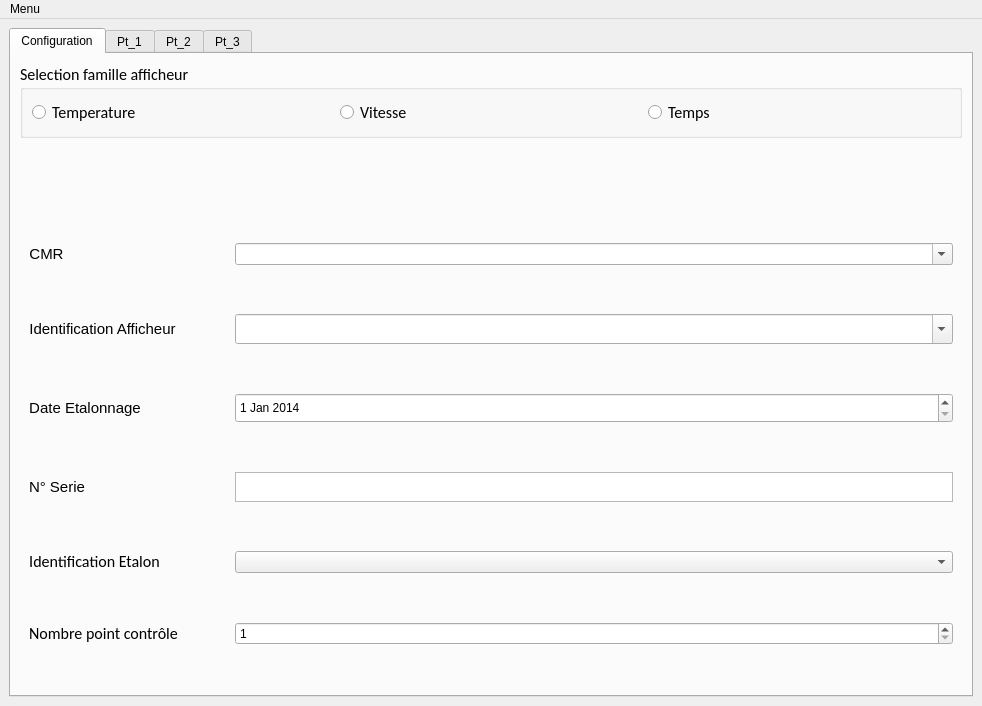
Before: the Qt Designer form GUI/afficheurs.ui in Pepou/Afficheur-V0.1, drawn with Qt 5.
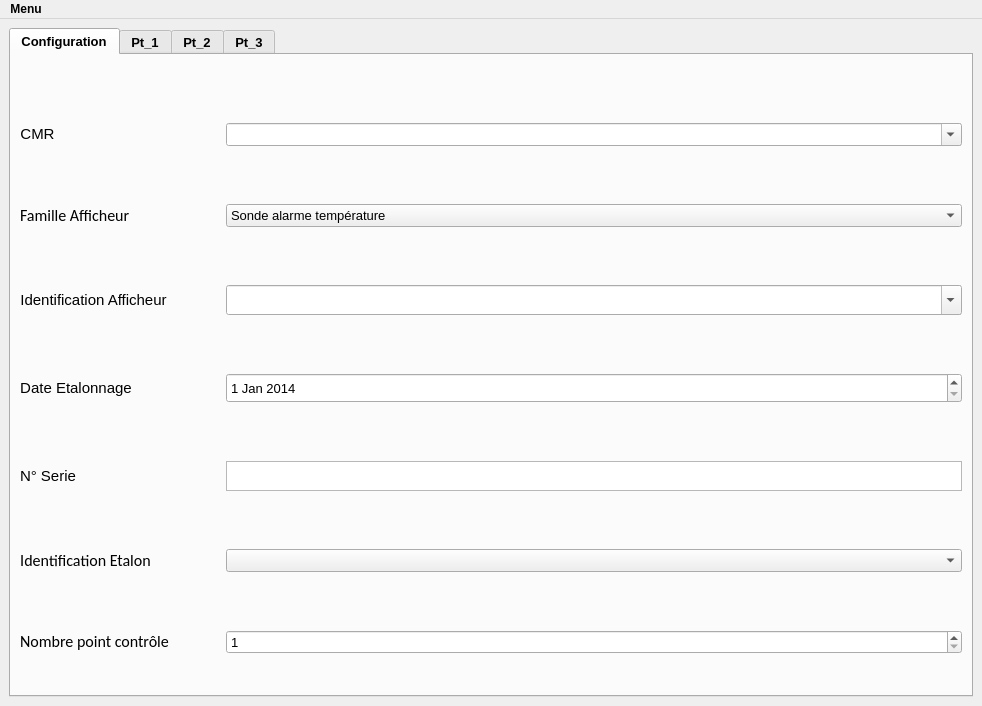
After: the same form once the commit is applied.

```diff
--- a/GUI/afficheurs.ui
+++ b/GUI/afficheurs.ui
@@ -17,34 +17,126 @@
    <layout class="QGridLayout" name="gridLayout">
     <item row="0" column="0">
      <widget class="QTabWidget" name="tabWidget">
+      <property name="font">
+       <font>
+        <pointsize>10</pointsize>
+        <weight>75</weight>
+        <bold>true</bold>
+       </font>
+      </property>
       <property name="currentIndex">
        <number>0</number>
       </property>
       <widget class="QWidget" name="tab">
+       <property name="font">
+        <font>
+         <pointsize>10</pointsize>
+         <weight>50</weight>
+         <bold>false</bold>
+        </font>
+       </property>
        <attribute name="title">
         <string>Configuration</string>
        </attribute>
-       <layout class="QGridLayout" name="gridLayout_3">
-        <item row="2" column="0">
+       <layout class="QVBoxLayout" name="verticalLayout_7">
+        <item>
          <layout class="QFormLayout" name="formLayout">
-          <property name="fieldGrowthPolicy">
-           <enum>QFormLayout::AllNonFixedFieldsGrow</enum>
+          <property name="labelAlignment">
+           <set>Qt::AlignLeading|Qt::AlignLeft|Qt::AlignVCenter</set>
           </property>
-          <property name="horizontalSpacing">
-           <number>6</number>
+          <property name="formAlignment">
+           <set>Qt::AlignLeading|Qt::AlignLeft|Qt::AlignTop</set>
           </property>
           <property name="verticalSpacing">
-           <number>10</number>
+           <number>29</number>
           </property>
-          <property name="leftMargin">
-           <number>9</number>
+          <property name="topMargin">
+           <number>30</number>
           </property>
-          <property name="rightMargin">
-           <number>9</number>
-          </property>
-          <property name="bottomMargin">
-           <number>0</number>
-          </property>
+          <item row="0" column="0">
+           <widget class="QLabel" name="label_16">
+            <property name="sizePolicy">
+             <sizepolicy hsizetype="Expanding" vsizetype="Expanding">
+              <horstretch>0</horstretch>
+              <verstretch>0</verstretch>
+             </sizepolicy>
+            </property>
+            <property name="maximumSize">
+             <size>
+              <width>16777215</width>
+              <height>30</height>
+             </size>
+            </property>
+            <property name="text">
+             <string>&lt;html&gt;&lt;head/&gt;&lt;body&gt;&lt;p align=&quot;center&quot;&gt;&lt;span style=&quot; font-size:11pt;&quot;&gt;CMR&lt;/span&gt;&lt;/p&gt;&lt;/body&gt;&lt;/html&gt;</string>
+            </property>
+           </widget>
+          </item>
+          <item row="0" column="1">
+           <widget class="QComboBox" name="comboBox_cmr">
+            <property name="editable">
+             <bool>true</bool>
+            </property>
+           </widget>
+          </item>
+          <item row="1" column="0">
+           <widget class="QLabel" name="label_31">
+            <property name="sizePolicy">
+             <sizepolicy hsizetype="Expanding" vsizetype="Expanding">
+              <horstretch>0</horstretch>
+              <verstretch>0</verstretch>
+             </sizepolicy>
+            </property>
+            <property name="maximumSize">
+             <size>
+              <width>16777215</width>
+              <height>30</height>
+             </size>
+            </property>
+            <property name="font">
+             <font>
+              <family>Calibri</family>
+              <pointsize>12</pointsize>
+             </font>
+            </property>
+            <property name="text">
+             <string>&lt;html&gt;&lt;head/&gt;&lt;body&gt;&lt;p&gt;Famille Afficheur&lt;/p&gt;&lt;/body&gt;&lt;/html&gt;</string>
+            </property>
+           </widget>
+          </item>
+          <item row="1" column="1">
+           <widget class="QComboBox" name="comboBox_famille_afficheur">
+            <property name="enabled">
+             <bool>true</bool>
+            </property>
+            <property name="mouseTracking">
+             <bool>true</bool>
+            </property>
+            <property name="editable">
+             <bool>false</bool>
+            </property>
+            <item>
+             <property name="text">
+              <string>Sonde alarme température</string>
+             </property>
+            </item>
+            <item>
+             <property name="text">
+              <string>Afficheur de température</string>
+             </property>
+            </item>
+            <item>
+             <property name="text">
+              <string>Afficheur de temps</string>
+             </property>
+            </item>
+            <item>
+             <property name="text">
+              <string>Afficheur de vitesse</string>
+             </property>
+            </item>
+           </widget>
+          </item>
           <item row="2" column="0">
            <widget class="QLabel" name="label_11">
             <property name="maximumSize">
@@ -163,7 +255,7 @@
             </property>
            </widget>
           </item>
-          <item row="6" column="0">
+          <item row="5" column="0">
            <widget class="QLabel" name="label_17">
             <property name="sizePolicy">
              <sizepolicy hsizetype="Expanding" vsizetype="Expanding">
@@ -188,10 +280,10 @@
             </property>
            </widget>
           </item>
-          <item row="6" column="1">
+          <item row="5" column="1">
            <widget class="QComboBox" name="comboBox_ident_etalon"/>
           </item>
-          <item row="7" column="0">
+          <item row="6" column="0">
            <widget class="QLabel" name="label_30">
             <property name="sizePolicy">
              <sizepolicy hsizetype="Expanding" vsizetype="Expanding">
@@ -216,7 +308,7 @@
             </property>
            </widget>
           </item>
-          <item row="7" column="1">
+          <item row="6" column="1">
            <widget class="QSpinBox" name="spinBox">
             <property name="minimum">
              <number>1</number>
@@ -226,111 +318,17 @@
             </property>
            </widget>
           </item>
-          <item row="0" column="1">
-           <widget class="QComboBox" name="comboBox_cmr">
-            <property name="editable">
-             <bool>true</bool>
-            </property>
-           </widget>
-          </item>
-          <item row="0" column="0">
-           <widget class="QLabel" name="label_16">
-            <property name="sizePolicy">
-             <sizepolicy hsizetype="Expanding" vsizetype="Expanding">
-              <horstretch>0</horstretch>
-              <verstretch>0</verstretch>
-             </sizepolicy>
-            </property>
-            <property name="maximumSize">
-             <size>
-              <width>16777215</width>
-              <height>30</height>
-             </size>
-            </property>
-            <property name="text">
-             <string>&lt;html&gt;&lt;head/&gt;&lt;body&gt;&lt;p align=&quot;center&quot;&gt;&lt;span style=&quot; font-size:11pt;&quot;&gt;CMR&lt;/span&gt;&lt;/p&gt;&lt;/body&gt;&lt;/html&gt;</string>
-            </property>
-           </widget>
-          </item>
          </layout>
         </item>
-        <item row="1" column="0">
-         <spacer name="verticalSpacer">
-          <property name="orientation">
-           <enum>Qt::Vertical</enum>
-          </property>
-          <property name="sizeType">
-           <enum>QSizePolicy::Preferred</enum>
-          </property>
-          <property name="sizeHint" stdset="0">
-           <size>
-            <width>20</width>
-            <height>60</height>
-           </size>
-          </property>
-         </spacer>
-        </item>
-        <item row="0" column="0">
-         <widget class="QGroupBox" name="groupBox">
-          <property name="font">
-           <font>
-            <family>Calibri</family>
-            <pointsize>12</pointsize>
-           </font>
-          </property>
-          <property name="title">
-           <string>Selection famille afficheur</string>
-          </property>
-          <layout class="QGridLayout" name="gridLayout_2">
-           <item row="0" column="0">
-            <layout class="QHBoxLayout" name="horizontalLayout">
-             <item>
-              <widget class="QRadioButton" name="radioButton_temperature">
-               <property name="font">
-                <font>
-                 <family>Calibri</family>
-                 <pointsize>12</pointsize>
-                </font>
-               </property>
-               <property name="text">
-                <string>Temperature</string>
-               </property>
-              </widget>
-             </item>
-             <item>
-              <widget class="QRadioButton" name="radioButton_vitesse">
-               <property name="font">
-                <font>
-                 <family>Calibri</family>
-                 <pointsize>12</pointsize>
-                </font>
-               </property>
-               <property name="text">
-                <string>Vitesse</string>
-               </property>
-              </widget>
-             </item>
-             <item>
-              <widget class="QRadioButton" name="radioButton_temps">
-               <property name="font">
-                <font>
-                 <family>Calibri</family>
-                 <pointsize>12</pointsize>
-                </font>
-               </property>
-               <property name="text">
-                <string>Temps</string>
-               </property>
-              </widget>
-             </item>
-            </layout>
-           </item>
-          </layout>
-         </widget>
-        </item>
        </layout>
       </widget>
       <widget class="QWidget" name="tab_2">
+       <property name="font">
+        <font>
+         <weight>50</weight>
+         <bold>false</bold>
+        </font>
+       </property>
        <attribute name="title">
         <string>Pt_1</string>
        </attribute>
@@ -540,6 +538,12 @@
        </layout>
       </widget>
       <widget class="QWidget" name="tab_3">
+       <property name="font">
+        <font>
+         <weight>50</weight>
+         <bold>false</bold>
+        </font>
+       </property>
        <attribute name="title">
         <string>Pt_2</string>
        </attribute>
@@ -749,6 +753,12 @@
        </layout>
       </widget>
       <widget class="QWidget" name="tab_4">
+       <property name="font">
+        <font>
+         <weight>50</weight>
+         <bold>false</bold>
+        </font>
+       </property>
        <attribute name="title">
         <string>Pt_3</string>
        </attribute>
@@ -970,7 +980,19 @@
      <height>21</height>
     </rect>
    </property>
+   <property name="font">
+    <font>
+     <weight>75</weight>
+     <bold>true</bold>
+    </font>
+   </property>
    <widget class="QMenu" name="menuMenu">
+    <property name="font">
+     <font>
+      <weight>75</weight>
+      <bold>true</bold>
+     </font>
+    </property>
     <property name="title">
      <string>Menu</string>
     </property>
```
